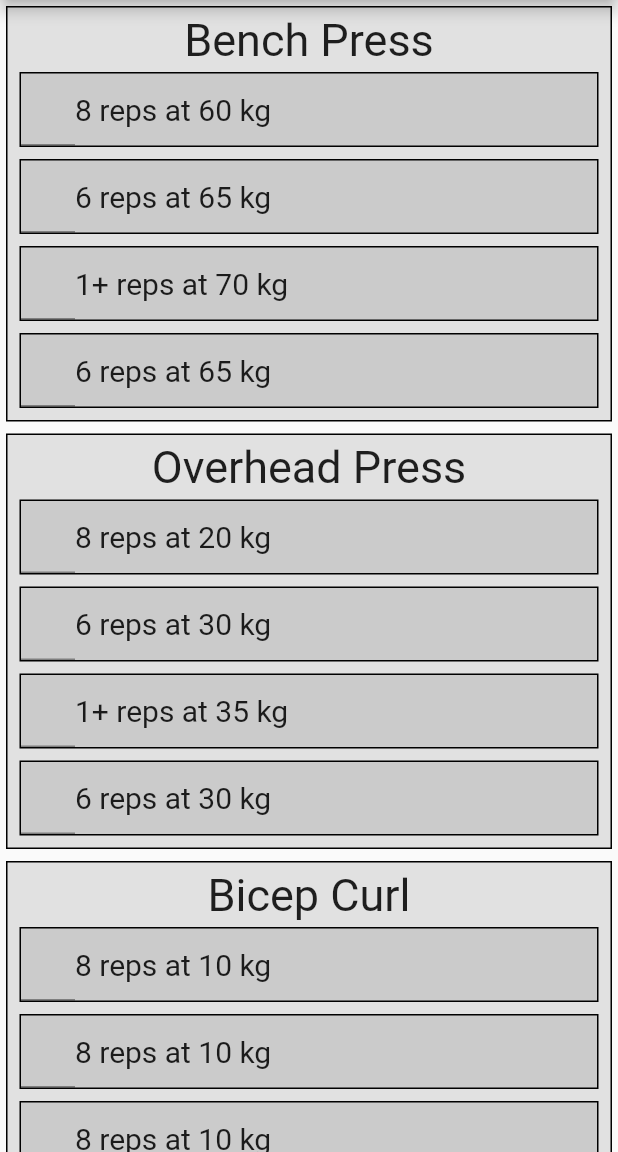
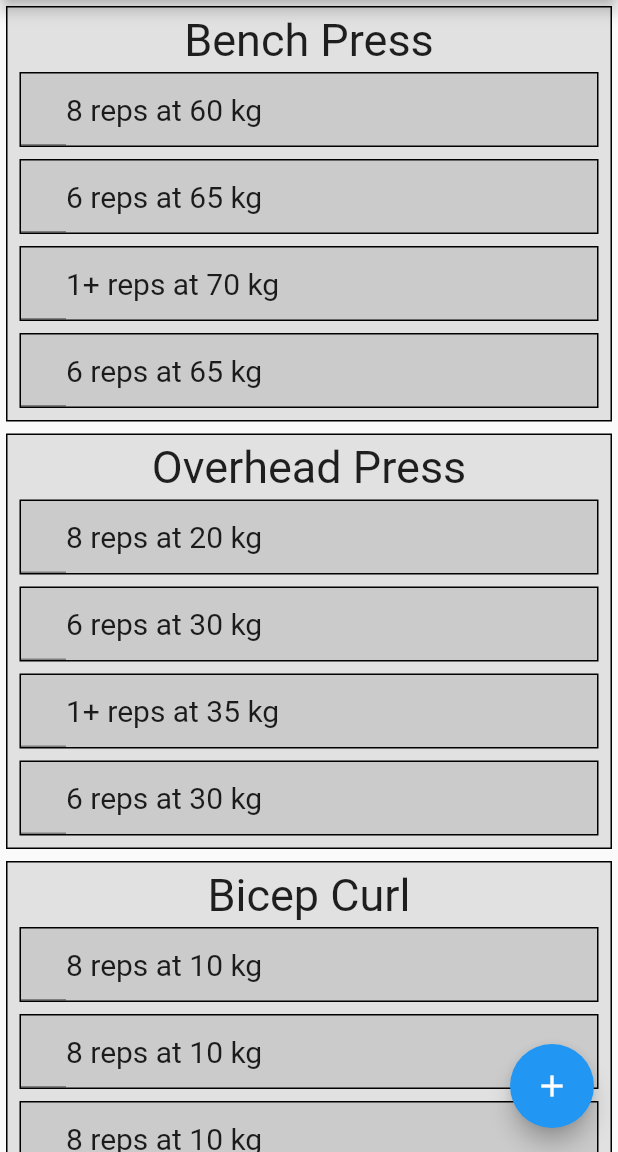
Before and after one commit to ptstory/defiled-nsuns, a Flutter app: the screen it shows after launch, on a phone screen of 412 x 824 dp, the part 84-1236 px from its top. Run offline on Flutter 3.47's test engine with Material 2 defaults, Android fonts, the phone set to English and light mode, and no system bars.

Commit message:
Add accessory lifts through floating button and dialog

```diff
--- a/lib/cycle/dayprogram.dart
+++ b/lib/cycle/dayprogram.dart
@@ -1,4 +1,6 @@
+import 'package:defiled_nsuns/cycle/accessorypopup.dart';
 import 'package:defiled_nsuns/cycle/exercise.dart';
+import 'package:defiled_nsuns/cycle/exerciseset.dart';
 import 'package:flutter/material.dart';
 
 class DayProgram {
@@ -8,14 +10,90 @@ class DayProgram {
   final List<Exercise> exercises;
 }
 
-class DayProgramWidget extends StatelessWidget {
+List<DayProgram> programs = <DayProgram>[
+  DayProgram(title: 'Bench/Overhead Press', exercises: <Exercise>[
+    Exercise(
+        name: 'Bench Press',
+        targetMuscle: TargetMuscle.chest,
+        accessory: false,
+        sets: <ExerciseSet>[
+          ExerciseSet(weight: 60, repetitions: 8),
+          ExerciseSet(weight: 65, repetitions: 6),
+          ExerciseSet(weight: 70, repetitions: 1),
+          ExerciseSet(weight: 65, repetitions: 6),
+        ]),
+    Exercise(
+        name: 'Overhead Press',
+        targetMuscle: TargetMuscle.shoulders,
+        accessory: false,
+        sets: <ExerciseSet>[
+          ExerciseSet(weight: 20, repetitions: 8),
+          ExerciseSet(weight: 30, repetitions: 6),
+          ExerciseSet(weight: 35, repetitions: 1),
+          ExerciseSet(weight: 30, repetitions: 6),
+        ]),
+    Exercise(
+        name: 'Bicep Curl',
+        targetMuscle: TargetMuscle.arms,
+        accessory: true,
+        sets: <ExerciseSet>[
+          ExerciseSet(weight: 10, repetitions: 8),
+          ExerciseSet(weight: 10, repetitions: 8),
+          ExerciseSet(weight: 10, repetitions: 8)
+        ])
+  ])
+];
+
+class DayProgramWidget extends StatefulWidget {
   const DayProgramWidget({this.dayProgram});
 
   final DayProgram dayProgram;
 
   @override
-  Widget build(BuildContext context) => ListView(
-      children: dayProgram.exercises
-          .map((e) => ExerciseWidget(exercise: e))
-          .toList());
+  State<StatefulWidget> createState() =>
+      _DayProgramWidgetState(dayProgram: dayProgram);
 }
+
+class _DayProgramWidgetState extends State<DayProgramWidget> {
+  _DayProgramWidgetState({this.dayProgram});
+
+  final DayProgram dayProgram;
+
+  bool extended = false;
+
+  @override
+  void initState() {
+    super.initState();
+  }
+
+  @override
+  Widget build(BuildContext context) => Scaffold(
+      appBar: AppBar(
+          centerTitle: true,
+          title: Text(dayProgram.title),
+          actions: <Widget>[
+            IconButton(
+                icon: const Icon(Icons.check),
+                onPressed: () {
+                  // Save workout and go to next program
+                })
+          ]),
+      floatingActionButton: FloatingActionButton(
+          child: Icon(Icons.add),
+          onPressed: () {
+            showDialog(
+                context: context,
+                child: AccessoryPopup(
+                    callback: addExercise, dayProgram: dayProgram));
+          }),
+      body: ListView(
+          children: dayProgram.exercises
+              .map((e) => ExerciseWidget(exercise: e))
+              .toList()));
+
+  void addExercise(Exercise exercise) {
+    setState(() {
+      dayProgram.exercises.add(exercise);
+    });
+  }
+}
--- a/lib/cycle/exerciseset.dart
+++ b/lib/cycle/exerciseset.dart
@@ -93,7 +93,7 @@ class _ExerciseSetWidgetState extends State<ExerciseSetWidget> {
                   mainAxisAlignment: MainAxisAlignment.start,
                   children: <Widget>[
                     SizedBox(
-                        width: 36,
+                        width: 30,
                         child: TextField(
                             keyboardType: TextInputType.number,
                             controller: _textEditingController,
--- a/lib/main.dart
+++ b/lib/main.dart
@@ -1,76 +1,10 @@
 import 'package:defiled_nsuns/cycle/dayprogram.dart';
-import 'package:defiled_nsuns/cycle/exercise.dart';
-import 'package:defiled_nsuns/cycle/exerciseset.dart';
 import 'package:flutter/material.dart';
 
-List<DayProgram> programs = <DayProgram>[
-  DayProgram(title: 'Bench/Overhead Press', exercises: <Exercise>[
-    Exercise(
-        name: 'Bench Press',
-        targetMuscle: TargetMuscle.chest,
-        accessory: false,
-        sets: <ExerciseSet>[
-          ExerciseSet(weight: 60, repetitions: 8),
-          ExerciseSet(weight: 65, repetitions: 6),
-          ExerciseSet(weight: 70, repetitions: 1),
-          ExerciseSet(weight: 65, repetitions: 6),
-        ]),
-    Exercise(
-        name: 'Overhead Press',
-        targetMuscle: TargetMuscle.shoulders,
-        accessory: false,
-        sets: <ExerciseSet>[
-          ExerciseSet(weight: 20, repetitions: 8),
-          ExerciseSet(weight: 30, repetitions: 6),
-          ExerciseSet(weight: 35, repetitions: 1),
-          ExerciseSet(weight: 30, repetitions: 6),
-        ]),
-    Exercise(
-        name: 'Bicep Curl',
-        targetMuscle: TargetMuscle.arms,
-        accessory: true,
-        sets: <ExerciseSet>[
-          ExerciseSet(weight: 10, repetitions: 8),
-          ExerciseSet(weight: 10, repetitions: 8),
-          ExerciseSet(weight: 10, repetitions: 8)
-        ])
-  ])
-];
-
-class CycleConfigurator extends StatefulWidget {
+class CycleConfigurator extends StatelessWidget {
   @override
-  _CycleConfiguratorState createState() => _CycleConfiguratorState();
-}
-
-class _CycleConfiguratorState extends State<CycleConfigurator> {
-  String _title = 'Loading...';
-
-  @override
-  void initState() {
-    super.initState();
-    _title = programs[0].title;
-  }
-
-  @override
-  void dispose() {
-    super.dispose();
-  }
-
-  @override
-  Widget build(BuildContext context) => MaterialApp(
-          home: Scaffold(
-        appBar: AppBar(
-            centerTitle: true,
-            title: Text(_title),
-            actions: <Widget>[
-              IconButton(
-                  icon: const Icon(Icons.check),
-                onPressed: () {
-                  // Save workout and go to next program
-                })
-            ]),
-              body: DayProgramWidget(dayProgram: programs[0])
-      ));
+  Widget build(BuildContext context) =>
+      MaterialApp(home: DayProgramWidget(dayProgram: programs[0]));
 }
 
 void main() => runApp(CycleConfigurator());
```
Also changed, not shown: lib/cycle/accessorypopup.dart (added, +117 -0 lines).
